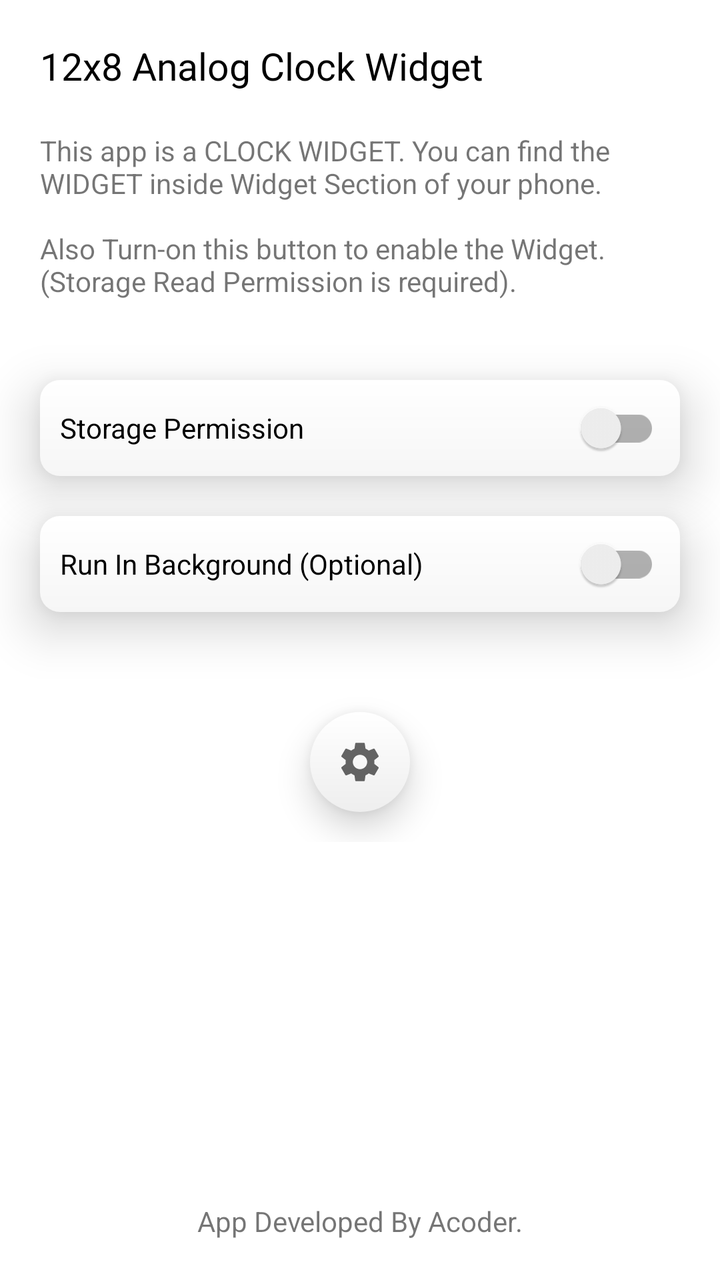
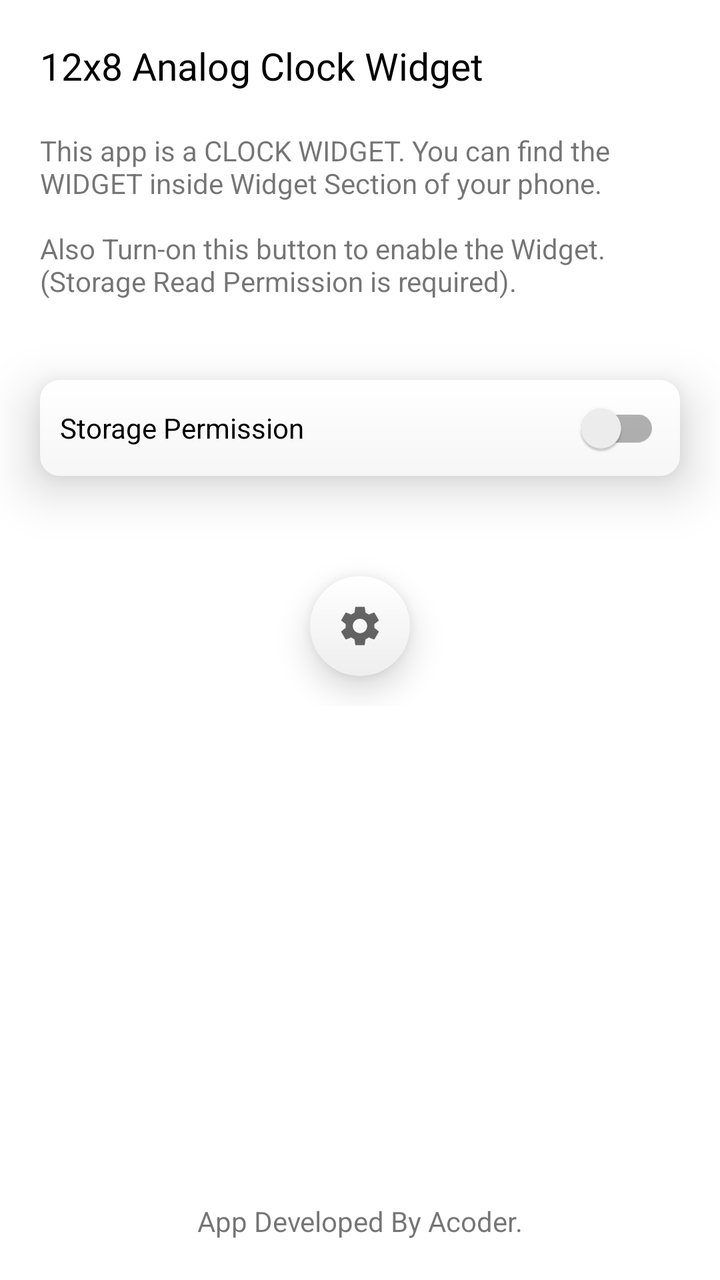

An Android layout rendered at two revisions. The XML below is the earlier revision; the diff shows what the commit changed to produce the second picture.
<!-- AndroidManifest.xml: application theme Theme.AdvancedWidget -->
<!-- res/layout/activity_main.xml -->
<?xml version="1.0" encoding="utf-8"?>
<RelativeLayout xmlns:android="http://schemas.android.com/apk/res/android"
    xmlns:tools="http://schemas.android.com/tools"
    android:layout_width="match_parent"
    android:layout_height="match_parent"
    tools:context=".MainActivity">

    <LinearLayout
        android:layout_width="match_parent"
        android:layout_height="wrap_content"
        android:orientation="vertical">

        <TextView
            android:layout_width="match_parent"
            android:layout_height="wrap_content"
            android:layout_marginLeft="20dp"
            android:layout_marginTop="20dp"
            android:layout_marginRight="20dp"
            android:text="@string/app_name"
            android:textColor="@color/black"
            android:textSize="19sp" />

        <TextView
            android:layout_width="match_parent"
            android:layout_height="wrap_content"
            android:layout_marginStart="20dp"
            android:layout_marginTop="20dp"
            android:layout_marginEnd="20dp"
            android:layout_marginBottom="20dp"
            android:text="@string/desc" />

        <androidx.appcompat.widget.SwitchCompat
            android:id="@+id/storageSwitch"
            android:layout_width="match_parent"
            android:layout_marginStart="20dp"
            android:background="@drawable/background_switch_btn"
            android:elevation="15dp"
            android:layout_marginTop="20dp"
            android:layout_marginEnd="20dp"
            android:padding="10dp"
            android:layout_marginBottom="20dp"
            android:layout_height="wrap_content"
            android:text="Storage Permission"/>
        <androidx.appcompat.widget.SwitchCompat
            android:id="@+id/backgroundSwitch"
            android:layout_width="match_parent"
            android:padding="10dp"
            android:background="@drawable/background_switch_btn"
            android:elevation="15dp"  android:layout_marginStart="20dp"
            android:layout_marginEnd="20dp"
            android:layout_marginBottom="20dp"
            android:layout_height="wrap_content"
            android:text="Run In Background (Optional)"/>

        <ImageButton
            android:id="@+id/settings_btn"
            android:layout_width="50dp"
            android:layout_marginLeft="30dp"
            android:layout_marginRight="30dp"
            android:layout_gravity="center_horizontal"
            android:layout_height="50dp"
            android:layout_marginBottom="15dp"
            android:layout_marginTop="30dp"
            android:background="@drawable/background_power_btn"
            android:elevation="10dp"
            android:src="@drawable/ic_baseline_settings_24"
            android:contentDescription="@string/widget_settings_button" />

    </LinearLayout>

    <TextView
        android:layout_width="wrap_content"
        android:layout_alignParentBottom="true"
        android:layout_centerHorizontal="true"
        android:layout_marginBottom="20dp"
        android:layout_height="wrap_content"
        android:text="@string/footer" />


</RelativeLayout>
<!-- resources referenced by this layout -->
<resources>
  <color name="black">#FF000000</color>
  <!-- drawable background_power_btn (drawable) -->
  <?xml version="1.0" encoding="utf-8"?>
  <shape android:shape="oval" xmlns:android="http://schemas.android.com/apk/res/android">
  
      <gradient android:startColor="#ffffff"
          android:angle="-45"
          android:endColor="#eeeeee"/>
  </shape>
  <!-- drawable background_switch_btn (drawable) -->
  <?xml version="1.0" encoding="utf-8"?>
  <shape xmlns:android="http://schemas.android.com/apk/res/android">
  
      <corners android:radius="10dp"/>
      <gradient android:startColor="#FFFFFF"
          android:angle="-45"
          android:endColor="#F6F6F6"/>
  </shape>
  <!-- drawable ic_baseline_settings_24 (drawable) -->
  <vector xmlns:android="http://schemas.android.com/apk/res/android"
      android:width="24dp"
      android:height="24dp"
      android:viewportWidth="24"
      android:viewportHeight="24"
      android:tint="?attr/colorControlNormal">
    <path
        android:fillColor="@android:color/white"
        android:pathData="M19.14,12.94c0.04,-0.3 0.06,-0.61 0.06,-0.94c0,-0.32 -0.02,-0.64 -0.07,-0.94l2.03,-1.58c0.18,-0.14 0.23,-0.41 0.12,-0.61l-1.92,-3.32c-0.12,-0.22 -0.37,-0.29 -0.59,-0.22l-2.39,0.96c-0.5,-0.38 -1.03,-0.7 -1.62,-0.94L14.4,2.81c-0.04,-0.24 -0.24,-0.41 -0.48,-0.41h-3.84c-0.24,0 -0.43,0.17 -0.47,0.41L9.25,5.35C8.66,5.59 8.12,5.92 7.63,6.29L5.24,5.33c-0.22,-0.08 -0.47,0 -0.59,0.22L2.74,8.87C2.62,9.08 2.66,9.34 2.86,9.48l2.03,1.58C4.84,11.36 4.8,11.69 4.8,12s0.02,0.64 0.07,0.94l-2.03,1.58c-0.18,0.14 -0.23,0.41 -0.12,0.61l1.92,3.32c0.12,0.22 0.37,0.29 0.59,0.22l2.39,-0.96c0.5,0.38 1.03,0.7 1.62,0.94l0.36,2.54c0.05,0.24 0.24,0.41 0.48,0.41h3.84c0.24,0 0.44,-0.17 0.47,-0.41l0.36,-2.54c0.59,-0.24 1.13,-0.56 1.62,-0.94l2.39,0.96c0.22,0.08 0.47,0 0.59,-0.22l1.92,-3.32c0.12,-0.22 0.07,-0.47 -0.12,-0.61L19.14,12.94zM12,15.6c-1.98,0 -3.6,-1.62 -3.6,-3.6s1.62,-3.6 3.6,-3.6s3.6,1.62 3.6,3.6S13.98,15.6 12,15.6z"/>
  </vector>
  <string name="app_name">12x8 Analog Clock Widget</string>
  <string name="desc">This app is a CLOCK WIDGET. You can find the WIDGET inside Widget Section of your phone.\n\nAlso Turn-on this button to enable the Widget. (Storage Read Permission is required).</string>
  <string name="footer">App Developed By Acoder.</string>
  <string name="widget_settings_button">Widget Settings Button</string>
  <style name="Theme.AdvancedWidget" parent="Theme.MaterialComponents.Light.NoActionBar">
          
          <item name="colorPrimary">@color/purple_500</item>
          <item name="colorPrimaryVariant">@color/purple_700</item>
          <item name="colorOnPrimary">@color/white</item>
          
          <item name="colorSecondary">@color/teal_200</item>
          <item name="colorSecondaryVariant">@color/teal_700</item>
          <item name="colorOnSecondary">@color/black</item>
          
          <item name="android:statusBarColor" tools:targetApi="l">@color/black</item>
          
      </style>
  <color name="purple_500">#FF6200EE</color>
  <color name="purple_700">#FF3700B3</color>
  <color name="white">#FFFFFFFF</color>
  <color name="teal_200">#FF03DAC5</color>
  <color name="teal_700">#FF018786</color>
</resources>

<!-- the commit's change to res/layout/activity_main.xml (unified diff, before → after) -->
@@ -42,6 +42,7 @@
             android:layout_height="wrap_content"
             android:text="Storage Permission"/>
         <androidx.appcompat.widget.SwitchCompat
+            android:visibility="gone"
             android:id="@+id/backgroundSwitch"
             android:layout_width="match_parent"
             android:padding="10dp"
